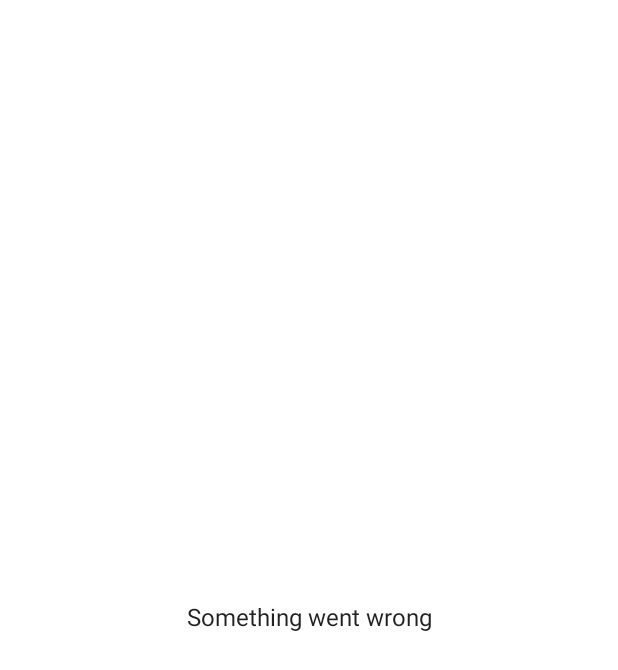
After one commit to ksananth/League_Coding_Challenge, an Android app built with Jetpack Compose: the composable ErrorScreen shown on its own in the app's theme, on a phone screen of 412 x 824 dp. The commit adds this screen. Shown: the top 670 px of the screen. Run offline under Robolectric (Android 15) with nearby library versions, the light colour scheme and no system bars.

Commit message:
Show error state when state is error or noNetwork

```diff
--- /dev/null
+++ b/kotlin_app/src/main/java/life/league/challenge/kotlin/composables/ErrorScreen.kt
@@ -0,0 +1,21 @@
+package life.league.challenge.kotlin.composables
+
+import androidx.compose.foundation.layout.Box
+import androidx.compose.foundation.layout.Column
+import androidx.compose.foundation.layout.fillMaxSize
+import androidx.compose.material.Text
+import androidx.compose.runtime.Composable
+import androidx.compose.ui.Alignment
+import androidx.compose.ui.Modifier
+
+@Composable
+fun ErrorScreen() {
+    Box(modifier = Modifier.fillMaxSize()) {
+        Column(
+            modifier = Modifier.align(Alignment.Center),
+            horizontalAlignment = Alignment.CenterHorizontally
+        ) {
+            Text(text = "Something went wrong")
+        }
+    }
+}
--- a/kotlin_app/src/main/java/life/league/challenge/kotlin/feature/login/LoginScreen.kt
+++ b/kotlin_app/src/main/java/life/league/challenge/kotlin/feature/login/LoginScreen.kt
@@ -1,14 +1,16 @@
 package life.league.challenge.kotlin.feature.login
 
 import androidx.compose.runtime.Composable
+import life.league.challenge.kotlin.composables.ErrorScreen
 import life.league.challenge.kotlin.composables.Loading
+import life.league.challenge.kotlin.composables.NoInternetScreen
 
 @Composable
 fun LoginScreen(state: LoginViewModel.UIState) {
     when (state) {
-        is LoginViewModel.UIState.Error -> TODO()
+        is LoginViewModel.UIState.Error -> ErrorScreen()
         is LoginViewModel.UIState.Loading -> Loading()
         is LoginViewModel.UIState.NavigateToPosts -> TODO()
-        is LoginViewModel.UIState.NoInternet -> TODO()
+        is LoginViewModel.UIState.NoInternet -> NoInternetScreen()
     }
 }
```
Also changed, not shown: kotlin_app/src/main/java/life/league/challenge/kotlin/composables/NoInternetScreen.kt (added, +22 -0 lines), 1 other file.
